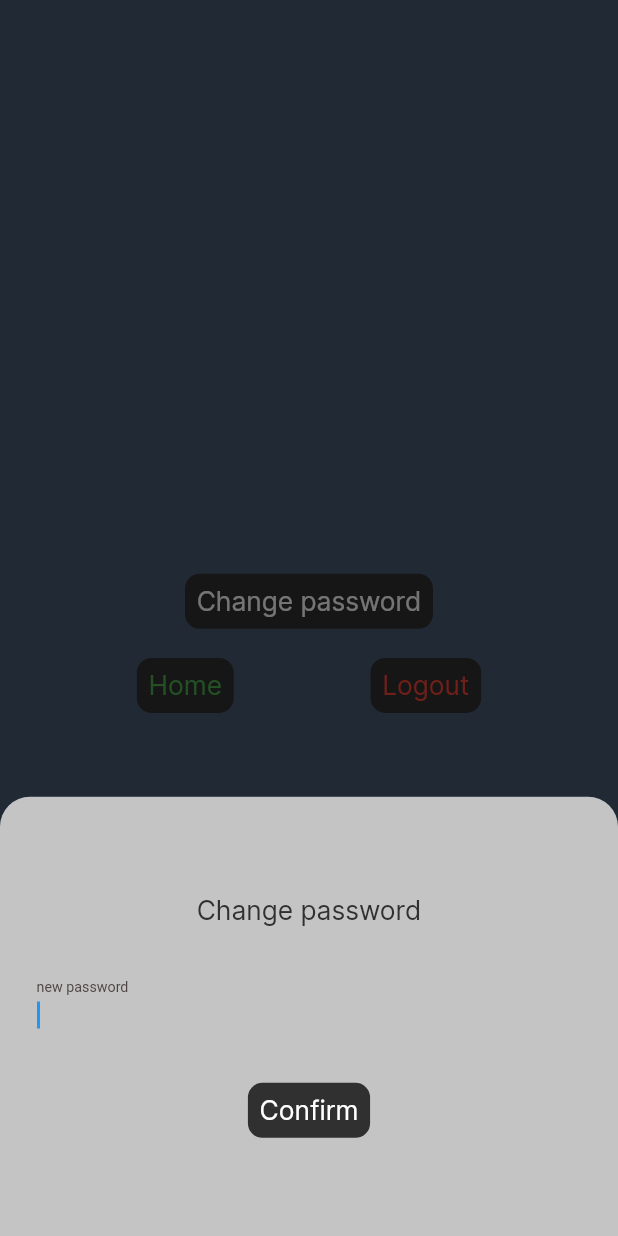
After one commit to DelayStepback/shake_and_sip_app, a Flutter app: the SettingsPage screen opened by its route, after a tap on "Change password", on a phone screen of 412 x 824 dp. The commit adds this screen. Run offline on Flutter 3.47's test engine with Material 2 defaults, Android fonts, the phone set to English and light mode, and no system bars; our stand-ins replace bloc, cloud_firestore, dio, firebase_auth, firebase_core, flutter_animate and 5 more; missing offline and left inert: internet_connectivity_checker; accounts and stored records are empty; Roboto replaces fonts that are missing (Jost).

Commit message:
fix: setting page feat: ethernet control

```diff
--- a/lib/features/data/auth/repositories/auth_repository.dart
+++ b/lib/features/data/auth/repositories/auth_repository.dart
@@ -42,6 +42,10 @@ class AuthRepository {
       throw Exception(e);
     }
   }
+  Future<void> changePassword(String password) async{
+    var user = FirebaseAuth.instance.currentUser!;
+    await user.updatePassword(password);
+  }
 
   // Future<void> signInWithGoogle() async {
   //   try {
--- a/lib/features/data/cocktail/cocktails_firebase_repository.dart
+++ b/lib/features/data/cocktail/cocktails_firebase_repository.dart
@@ -1,4 +1,5 @@
 import 'package:cloud_firestore/cloud_firestore.dart';
+import 'package:firebase_auth/firebase_auth.dart';
 import 'package:shake_and_sip_app/features/data/cocktail/model/cocktail.dart';
 final FirebaseFirestore _firestore = FirebaseFirestore.instance;
 
--- a/lib/features/data/cocktail/cocktails_hive_database.dart
+++ b/lib/features/data/cocktail/cocktails_hive_database.dart
@@ -21,7 +21,7 @@ class CocktailsHiveDatabase {
 
   List<Cocktail> getCocktails() {
     List<Map<String, dynamic>> retriveCocktails = [];
-    for (Map cock in _cocktails.values.toList()){
+     for (Map cock in _cocktails.values.toList()){
       Map<String, dynamic> retrieveCock = {};
       for (var i in cock.keys){
         retrieveCock[i.toString()] = cock[i];
--- a/lib/features/presentation/bloc/auth_bloc/auth_bloc.dart
+++ b/lib/features/presentation/bloc/auth_bloc/auth_bloc.dart
@@ -63,6 +63,10 @@ class AuthBloc extends Bloc<AuthEvent, AuthState> {
     on<AlreadyLogged>((event,emit) async {
       emit(const AuthState.authenticated());
     });
+
+    on<ChangePassword>((ChangePassword event, emit) async{
+      await _authRepository.changePassword(event.password);
+    });
   }
 
 }
--- a/lib/features/presentation/bloc/auth_bloc/auth_event.dart
+++ b/lib/features/presentation/bloc/auth_bloc/auth_event.dart
@@ -14,6 +14,6 @@ class AuthEvent with _$AuthEvent {
   const factory AuthEvent.loadSignUp() = LoadSignUp;
   const factory AuthEvent.loadSignIn() = LoadSignIn;
 
-
+  const factory AuthEvent.changePassword({required String password}) = ChangePassword;
   const factory AuthEvent.signOut() = SignOutRequested;
 }
--- a/lib/features/presentation/bloc/cocktails_fav_bloc/cocktails_fav_bloc.dart
+++ b/lib/features/presentation/bloc/cocktails_fav_bloc/cocktails_fav_bloc.dart
@@ -15,7 +15,7 @@ class CocktailsFavBloc extends Bloc<CocktailsFavEvent, CocktailsFavState> {
 
   Future<void> _onLoadingFavCocktailsEvent(event, emit) async {
     emit(const CocktailsFavState.loadingFav());
-    _cocktailRepository.init();
+    await _cocktailRepository.init();
     final List<Cocktail> favCocktails =
     _cocktailRepository.getCocktailsFavourite();
     emit(CocktailsFavState.loadedFav(
--- /dev/null
+++ b/lib/features/presentation/setiings_page/settings_page.dart
@@ -0,0 +1,214 @@
+import 'package:firebase_auth/firebase_auth.dart';
+import 'package:flutter/material.dart';
+import 'package:flutter_bloc/flutter_bloc.dart';
+import 'package:flutter_screenutil/flutter_screenutil.dart';
+import 'package:go_router/go_router.dart';
+
+import '../../../utils/colors.dart';
+import '../bloc/auth_bloc/auth_bloc.dart';
+import '../bloc/auth_bloc/auth_event.dart';
+
+class SettingsPage extends StatelessWidget {
+  const SettingsPage({super.key});
+
+  @override
+  Widget build(BuildContext context) {
+    return Scaffold(
+      backgroundColor: MyColor.lightBlack,
+      body: SafeArea(child: Center(
+        child: Column(
+            mainAxisAlignment: MainAxisAlignment.center,
+            children: [
+              Text('${FirebaseAuth.instance.currentUser?.email}', style: Theme
+                  .of(context)
+                  .textTheme
+                  .displayLarge,),
+              SizedBox(height: 10.h,),
+              const _ChangePasswordButton(),
+              SizedBox(height: 20.h,),
+              const Row(
+                mainAxisAlignment: MainAxisAlignment.spaceEvenly,
+                children: [
+                  _HomeButton(),
+                  _LogoutButton(),
+                ],
+              )
+            ]
+        ),
+      )),
+    );
+  }
+}
+
+class _ChangePasswordButton extends StatefulWidget {
+  const _ChangePasswordButton({super.key});
+
+  @override
+  State<_ChangePasswordButton> createState() => _ChangePasswordButtonState();
+}
+
+class _ChangePasswordButtonState extends State<_ChangePasswordButton> {
+
+  TextEditingController _passwordController = TextEditingController();
+  @override
+  Widget build(BuildContext context) {
+    return GestureDetector(
+      onTap: () {
+
+        showModalBottomSheet(
+            shape: const RoundedRectangleBorder(borderRadius: BorderRadius.vertical(top: Radius.circular(20))),
+            backgroundColor: MyColor.darkWhite,
+
+            context: context, builder: (context) {
+          return
+            Padding(
+              padding: EdgeInsets.only(
+                  bottom: MediaQuery.of(context).viewInsets.bottom).r,
+              child: SizedBox(
+                height: 300.h,
+                child: Column(
+                  mainAxisAlignment: MainAxisAlignment.center,
+                  children: [
+                    Text('Change password', style: TextStyle(
+                        color: MyColor.deepBlack,
+                        fontSize: 18.sp,
+                        fontFamily: 'Inter'),),
+                    Padding(
+                      padding: const EdgeInsets.all(25.0).r,
+                      child: TextFormField(
+
+                        autofocus: true,
+                        controller: _passwordController,
+                        style: TextStyle(
+                          color: const Color(0xFF171010),
+                          fontSize: 16.sp,
+                          fontFamily: 'Jost',
+                          fontWeight: FontWeight.w500,
+                        ),
+                        decoration: InputDecoration(
+                          border: InputBorder.none,
+                          labelText: 'new password',
+                          labelStyle:  TextStyle(
+                            color: const Color(0xFF4E4343),
+                            fontSize: 13.sp,
+                            fontFamily: 'Jost',
+                            fontWeight: FontWeight.w400,
+                          ),
+                        ),
+                      ),
+                    ),
+                    GestureDetector(
+                      onTap: (){
+                        context.read<AuthBloc>().add(AuthEvent.changePassword(password: _passwordController.text));
+                        ScaffoldMessenger.of(context).showSnackBar(
+                            const SnackBar(content: Text('Password has been changed')));
+                        context.goNamed('home');
+                      },
+                      child: Container(
+                        decoration: BoxDecoration(
+                            color: MyColor.deepBlack,
+                            borderRadius: const BorderRadius
+                                .all(Radius.circular(10))
+                                .r),
+                        child: Padding(
+                          padding: const EdgeInsets.all(8.0).r,
+                          child: Text(
+                            'Confirm',
+                            style: TextStyle(
+                                color: MyColor.white,
+                                fontSize: 18.sp,
+                                fontFamily: 'Inter'),
+                          ),
+                        ),
+                      ),
+                    ),
+                  ],
+                ),
+              ),
+            );
+
+        });
+      },
+      child: Container(
+        decoration: BoxDecoration(
+            color: MyColor.deepBlack,
+            borderRadius: const BorderRadius
+                .all(Radius.circular(10))
+                .r),
+        child: Padding(
+          padding: const EdgeInsets.all(8.0).r,
+          child: Text(
+            'Change password',
+            style: TextStyle(
+                color: MyColor.white,
+                fontSize: 18.sp,
+                fontFamily: 'Inter'),
+          ),
+        ),
+      ),
+    );
+  }
+}
+
+
+class _LogoutButton extends StatelessWidget {
+  const _LogoutButton({super.key});
+
+  @override
+  Widget build(BuildContext context) {
+    return GestureDetector(
+      onTap: () {
+        context.read<AuthBloc>().add(const AuthEvent.signOut());
+        context.goNamed('welcome');
+      },
+      child: Container(
+        decoration: BoxDecoration(
+            color: MyColor.deepBlack,
+            borderRadius: const BorderRadius
+                .all(Radius.circular(10))
+                .r),
+        child: Padding(
+          padding: const EdgeInsets.all(8.0).r,
+          child: Text(
+            'Logout',
+            style: TextStyle(
+                color: Colors.red,
+                fontSize: 18.sp,
+                fontFamily: 'Inter'),
+          ),
+        ),
+      ),
+    );
+  }
+}
+
+
+class _HomeButton extends StatelessWidget {
+  const _HomeButton({super.key});
+
+  @override
+  Widget build(BuildContext context) {
+    return GestureDetector(
+      onTap: () {
+        context.goNamed('home');
+      },
+      child: Container(
+        decoration: BoxDecoration(
+            color: MyColor.deepBlack,
+            borderRadius: const BorderRadius
+                .all(Radius.circular(10))
+                .r),
+        child: Padding(
+          padding: const EdgeInsets.all(8.0).r,
+          child: Text(
+            'Home',
+            style: TextStyle(
+                color: Colors.green,
+                fontSize: 18.sp,
+                fontFamily: 'Inter'),
+          ),
+        ),
+      ),
+    );
+  }
+}
--- a/lib/features/presentation/welcome_page/pages/widgets/sign_in_widget.dart
+++ b/lib/features/presentation/welcome_page/pages/widgets/sign_in_widget.dart
@@ -51,7 +51,7 @@ class _SignInWidgetState extends State<SignInWidget> {
           ),
           Container(
             width: 350.w,
-            height: 340.h,
+            height: 360.h,
             decoration: const BoxDecoration(
                 borderRadius: BorderRadius.all(Radius.circular(20)),
                 color: MyColor.deepBlack),
--- a/lib/main.dart
+++ b/lib/main.dart
@@ -9,6 +9,7 @@ import 'package:shake_and_sip_app/features/data/auth/repositories/auth_repositor
 import 'package:shake_and_sip_app/features/presentation/bloc/cocktails_fav_bloc/cocktails_fav_bloc.dart';
 import 'package:shake_and_sip_app/features/presentation/favourite_page/favourite_page.dart';
 import 'package:shake_and_sip_app/features/presentation/home_page/home_page.dart';
+import 'package:shake_and_sip_app/features/presentation/setiings_page/settings_page.dart';
 import 'package:shake_and_sip_app/features/presentation/welcome_page/welcome_page.dart';
 import 'package:shake_and_sip_app/utils/colors.dart';
 
@@ -77,6 +78,11 @@ class MyApp extends StatelessWidget {
             id: state.pathParameters['id'],
           ),
         ),
+      ),
+      GoRoute(
+        path: "/settings",
+        name: "settings",
+        builder: (context, state) => const SettingsPage(),
       ),
     ],
   );
--- a/pubspec.yaml
+++ b/pubspec.yaml
@@ -26,6 +26,7 @@ dependencies:
   firebase_core: ^2.15.1
   firebase_auth: ^4.7.3
   cloud_firestore: ^4.8.5
+  internet_connectivity_checker: ^1.0.1
 dev_dependencies:
   flutter_test:
     sdk: flutter
```
Also changed, not shown: lib/features/presentation/home_page/widgets/list_of_loaded_cocktails.dart (+3 -4 lines), lib/features/presentation/welcome_page/pages/auth_page.dart (+51 -3 lines), lib/features/presentation/welcome_page/pages/widgets/sign_up_widget.dart (+5 -5 lines), lib/features/presentation/welcome_page/welcome_page.dart (+14 -9 lines), lib/features/presentation/bloc/auth_bloc/auth_event.freezed.dart, pubspec.lock.
